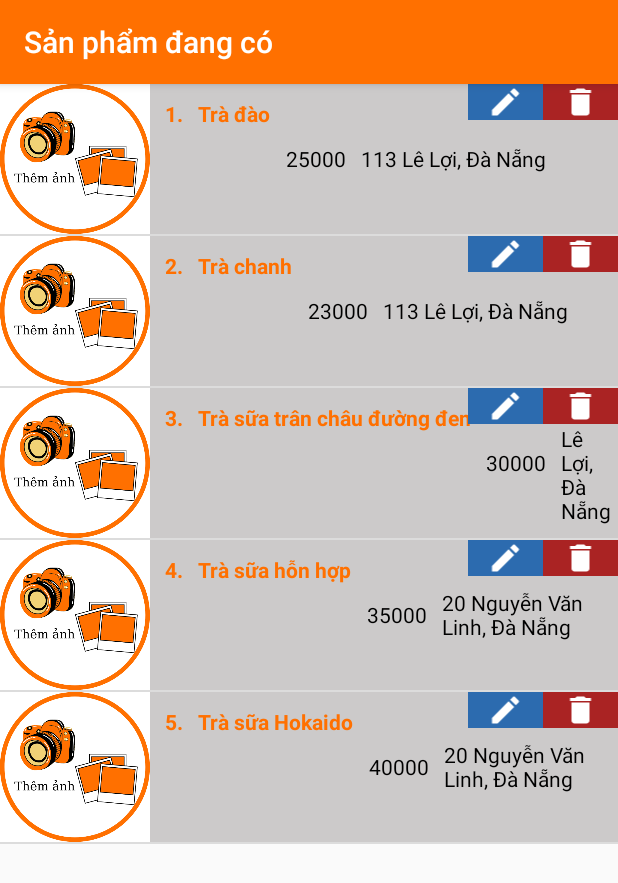
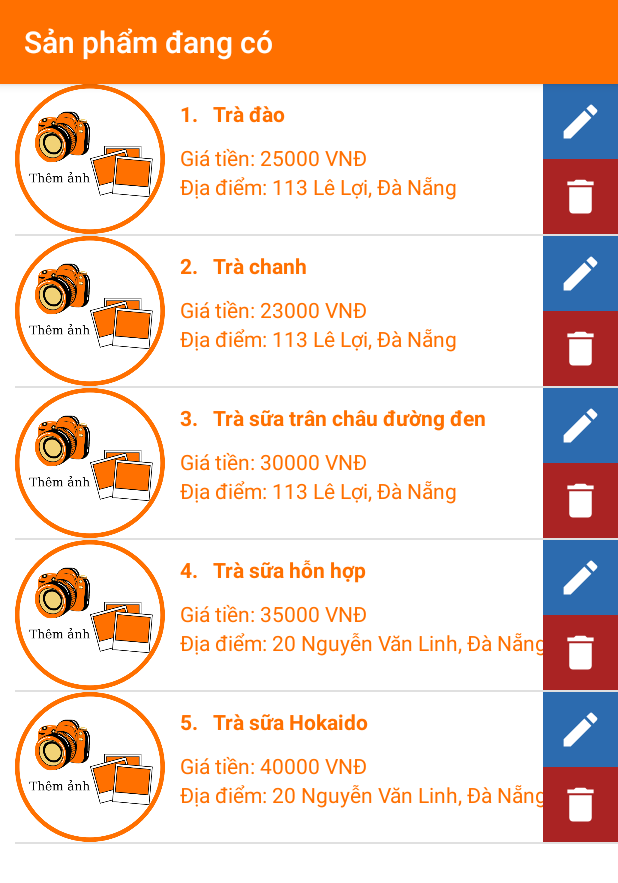
Before and after one commit to LeCongTung/FoodyApp, an Android app: the screen it shows after launch (ShowProduct), on a phone screen of 412 x 824 dp. Shown: the top 883 px of the screen. Run offline under Robolectric (Android 15) with nearby library versions, the phone set to English and light mode, and no system bars.

```diff
--- a/app/src/main/java/com/example/foodyapp/MilkTeaAdapter.java
+++ b/app/src/main/java/com/example/foodyapp/MilkTeaAdapter.java
@@ -67,8 +67,8 @@ public class MilkTeaAdapter extends BaseAdapter {
         MilkTea dt = mtlist.get(i);
         vh.tvid.setText(String.valueOf(dt.getIdMT()) + ".");
         vh.tvname.setText(dt.getNameMT());
-        vh.tvprice.setText(String.valueOf(dt.getPriceMT()));
-        vh.tvlocation.setText(dt.getLocationMT());
+        vh.tvprice.setText("Giá tiền: " + String.valueOf(dt.getPriceMT()) + " VNĐ");
+        vh.tvlocation.setText("Địa điểm: " + dt.getLocationMT());
         return view;
     }
 }
--- a/app/src/main/res/layout/activity_show_product.xml
+++ b/app/src/main/res/layout/activity_show_product.xml
@@ -4,18 +4,17 @@
     xmlns:tools="http://schemas.android.com/tools"
     android:layout_width="match_parent"
     android:layout_height="match_parent"
-    tools:context=".ShowProduct">
+    tools:context=".ShowProduct"
+    android:background="@color/white">
 
 <!--    Content-->
-    <RelativeLayout
-        android:id="@+id/content"
+
+    <ListView
+        android:id="@+id/list_item"
         android:layout_width="match_parent"
-        android:layout_height="match_parent">
+        android:layout_height="match_parent"
 
-        <ListView
-            android:id="@+id/list_item"
-            android:layout_width="match_parent"
-            android:layout_height="match_parent" />
-    </RelativeLayout>
+        android:layout_marginStart="10dp" />
+
 
 </RelativeLayout>
--- a/app/src/main/res/layout/item_product.xml
+++ b/app/src/main/res/layout/item_product.xml
@@ -2,14 +2,14 @@
 <RelativeLayout xmlns:android="http://schemas.android.com/apk/res/android"
     android:layout_width="match_parent"
     android:layout_height="100dp"
-    android:layout_marginBottom="5dp"
-    android:background="#CCCACA">
+
+    android:background="@color/white">
 
     <ImageView
         android:id="@+id/imgproduct"
         android:layout_width="100dp"
         android:layout_height="100dp"
-        android:src="@drawable/addimage"/>
+        android:src="@drawable/addimage" />
 
     <TextView
         android:id="@+id/tvid"
@@ -22,7 +22,7 @@
 
         android:text="id"
         android:textColor="@color/mainColor"
-        android:textStyle="bold"/>
+        android:textStyle="bold" />
 
     <TextView
         android:id="@+id/tvname"
@@ -35,34 +35,43 @@
 
         android:text="name"
         android:textColor="@color/mainColor"
-        android:textStyle="bold"/>
+        android:textStyle="bold" />
 
     <TextView
         android:id="@+id/tvprice"
         android:layout_width="wrap_content"
         android:layout_height="wrap_content"
-        android:layout_centerVertical="true"
+        android:layout_below="@+id/tvid"
         android:layout_marginStart="10dp"
-        android:layout_toRightOf="@id/tvname"
+
+        android:layout_marginTop="10dp"
+        android:layout_toRightOf="@id/imgproduct"
+
+
         android:text="price"
-        android:textColor="@color/black" />
+        android:textColor="@color/mainColor" />
 
     <TextView
         android:id="@+id/tvlocation"
         android:layout_width="wrap_content"
         android:layout_height="wrap_content"
-        android:layout_centerVertical="true"
+
         android:layout_marginStart="10dp"
-        android:layout_toRightOf="@id/tvprice"
+
+        android:layout_below="@id/tvprice"
+        android:layout_toRightOf="@id/imgproduct"
+
         android:text="location"
-        android:textColor="@color/black" />
+        android:textColor="@color/mainColor" />
 
 
     <ImageView
         android:id="@+id/btnedit"
         android:layout_width="50dp"
-        android:layout_height="match_parent"
-        android:layout_toLeftOf="@id/btndelete"
+        android:layout_height="50dp"
+        android:layout_alignParentRight="true"
+
+        android:padding="10dp"
 
         android:background="@drawable/bg_blue"
         android:src="@drawable/ic_edit" />
@@ -70,8 +79,11 @@
     <ImageView
         android:id="@+id/btndelete"
         android:layout_width="50dp"
-        android:layout_height="match_parent"
+        android:layout_height="50dp"
         android:layout_alignParentRight="true"
+        android:layout_below="@id/btnedit"
+
+        android:padding="10dp"
 
         android:background="@drawable/bg_red"
         android:src="@drawable/ic_delete" />
```
